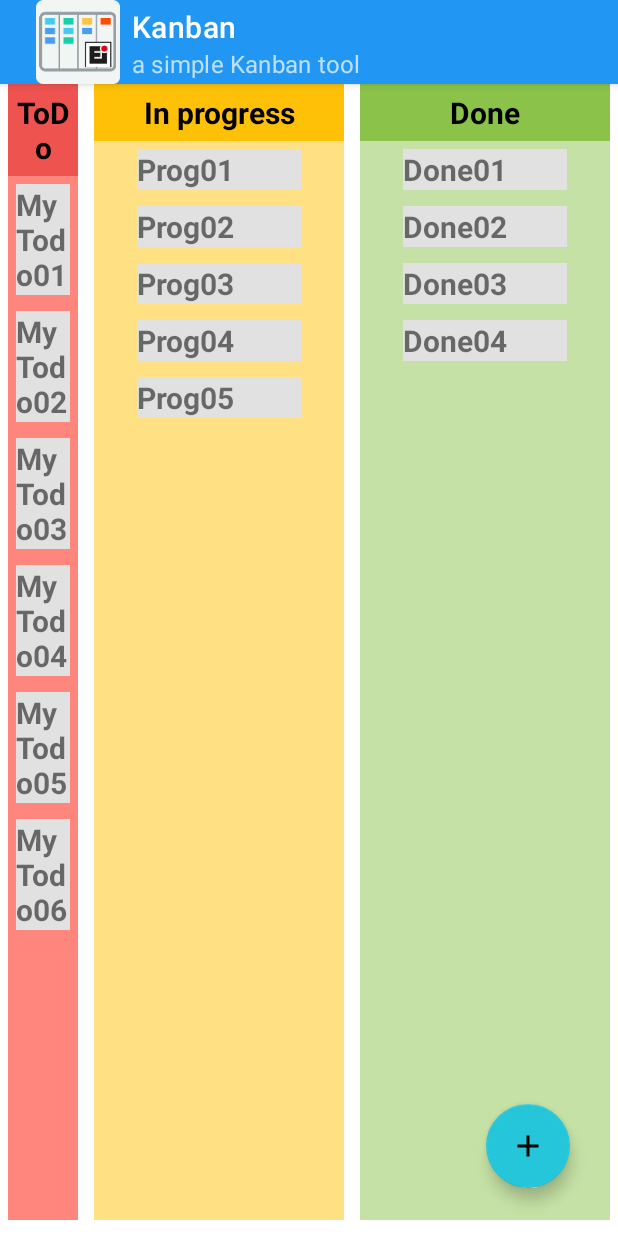
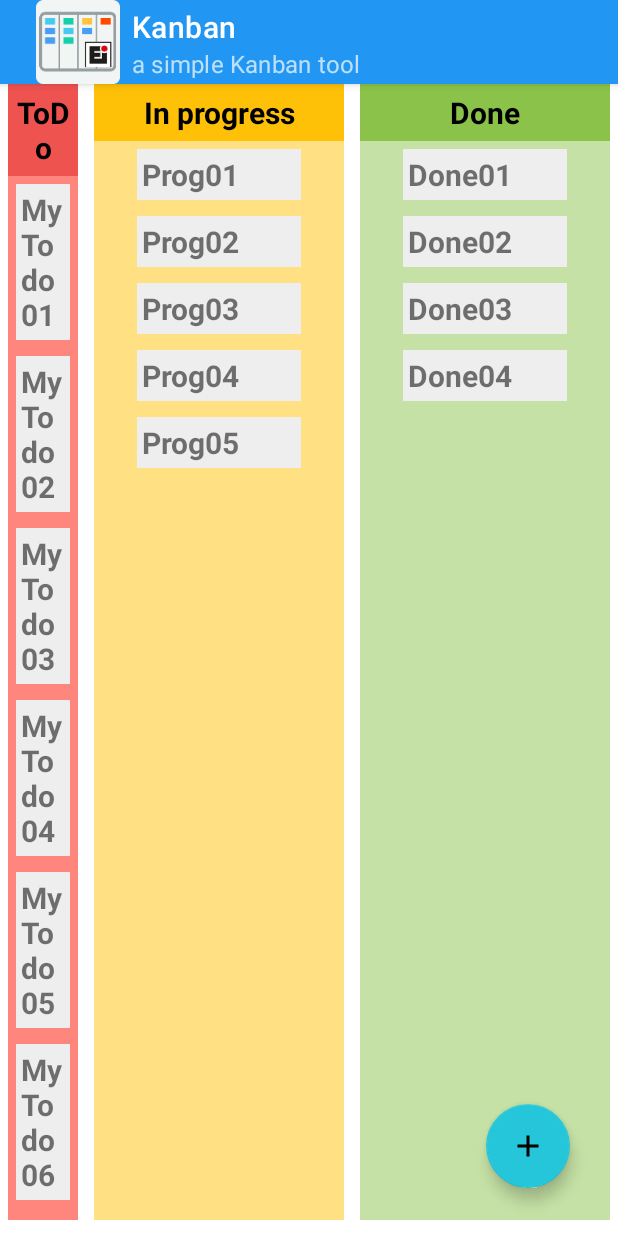
Before and after one commit to devilinside71/Kanban4, an Android app: the screen it shows after launch (MainActivity), on a phone screen of 412 x 824 dp. Run offline under Robolectric (Android 15) with nearby library versions, the phone set to English and light mode, and no system bars.

Commit message:
List item layout formatting

```diff
--- a/app/src/main/java/com/hmei/kanban/CustomAdapter.kt
+++ b/app/src/main/java/com/hmei/kanban/CustomAdapter.kt
@@ -25,9 +25,11 @@ class CustomAdapter(private var list: List<String>, private val listener: Custom
     override fun getItemCount(): Int = list.size
 
     fun updateList(list: MutableList<String>) {
+        list.add("Monkey")
         this.list = list
         //Log.e("List",list.toString())
         //Log.e("L",listener.toString())
+        //newAddeddata("Monkey")
     }
 
     fun getList(): MutableList<String> = this.list.toMutableList()
@@ -59,6 +61,17 @@ class CustomAdapter(private var list: List<String>, private val listener: Custom
         holder.frameLayout?.setOnDragListener(DragListener(listener!!))
     }
 
+    fun newAddeddata(description: String?) {
+//        val newValue = NewleadsPOJO()
+//        newValue.setLeads_company(company_name)
+//        datalist.add(newValue)
+        if (description != null) {
+            getList().add(description)
+            notifyDataSetChanged()
+        }
+
+    }
+
     class CustomViewHolder(inflater: LayoutInflater, parent: ViewGroup) :
         RecyclerView.ViewHolder(inflater.inflate(R.layout.list_item, parent, false)) {
         var text: TextView? = null
--- a/app/src/main/java/com/hmei/kanban/MainActivity.kt
+++ b/app/src/main/java/com/hmei/kanban/MainActivity.kt
@@ -1,10 +1,8 @@
 package com.hmei.kanban
 
-import android.content.Intent
 import android.os.Bundle
 import android.util.Log
 import android.widget.TextView
-import android.widget.Toast
 import androidx.appcompat.app.AppCompatActivity
 import androidx.recyclerview.widget.LinearLayoutManager
 import androidx.recyclerview.widget.RecyclerView
@@ -23,20 +21,21 @@ class MainActivity : AppCompatActivity(), CustomListener {
         val view = binding.root
         setContentView(view)
         val fabAdd = findViewById<FloatingActionButton>(R.id.fabAdd)
+        val rvTodo=findViewById<RecyclerView>(R.id.recycler_view_todo)
         dummy.setGlobalLists()
 
         //binding.recyclerViewTodo.init(listOf("A", "B", "C"), binding.emptyListTextView1)
-        var arrayListTodo = Global.todoList
+        val arrayListTodo = Global.todoList
         var listTodo: List<String> = emptyList()
         arrayListTodo.forEach {
             listTodo += it.description
         }
-        var arrayListInProgress = Global.inProgressList
+        val arrayListInProgress = Global.inProgressList
         var listInProgress: List<String> = emptyList()
         arrayListInProgress.forEach {
             listInProgress += it.description
         }
-        var arrayListDone = Global.doneList
+        val arrayListDone = Global.doneList
         var listDone: List<String> = emptyList()
         arrayListDone.forEach {
             listDone += it.description
@@ -50,6 +49,7 @@ class MainActivity : AppCompatActivity(), CustomListener {
         fabAdd.setOnClickListener {
             Log.e("Add", "add item")
             //Log.e("List", dummy.dummyString())
+
         }
 
         // action bar
@@ -90,4 +90,6 @@ class MainActivity : AppCompatActivity(), CustomListener {
         findViewById<RecyclerView>(recyclerView).visibility = visibility
         findViewById<TextView>(emptyTextView).visibility = visibility
     }
+
+
 }
--- a/app/src/main/res/layout/list_item.xml
+++ b/app/src/main/res/layout/list_item.xml
@@ -5,14 +5,16 @@
     android:layout_width="match_parent"
     android:layout_height="wrap_content"
     android:layout_margin="5dp"
-    android:background="@color/grey_200">
+    android:background="@color/itemBackground">
 
     <TextView
         android:id="@+id/text"
         android:layout_width="match_parent"
         android:layout_height="wrap_content"
-        android:layout_gravity="center"
-        android:textSize="20dp"
+        android:layout_gravity="start"
+        android:padding="3dp"
+        android:textAlignment="viewStart"
+        android:textSize="20sp"
         android:textStyle="bold"
         tools:text="A" />
 </FrameLayout>
--- a/app/src/main/res/values/colors.xml
+++ b/app/src/main/res/values/colors.xml
@@ -39,5 +39,6 @@
     <color name="doneTitleColor">#8bc34a</color>
     <color name="doneTitleTextColor">#000000</color>
 
+    <color name="itemBackground">#eeeeee</color>
 
 </resources>
```
